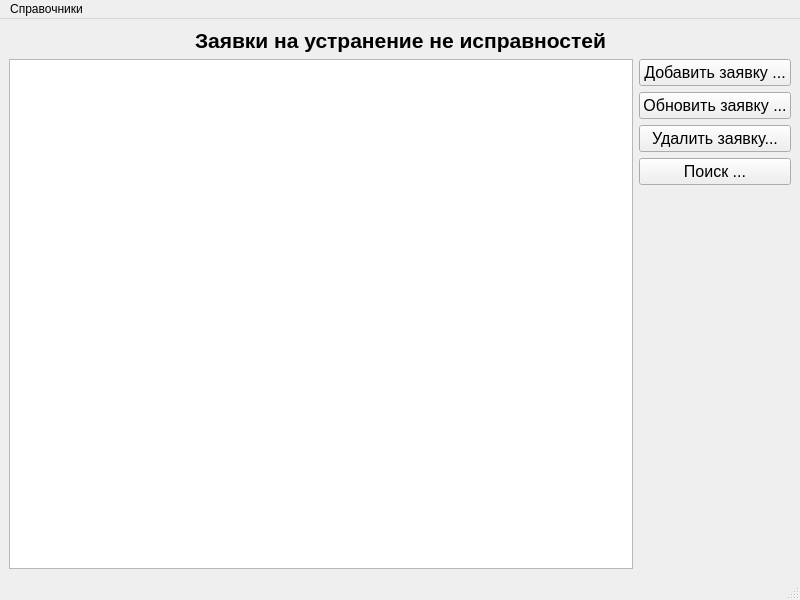
This is PyQT_BD/My_PyQt_db/main.ui in NadinD/Pyqt_db as Qt 5 draws it before an edit. The edited form follows.
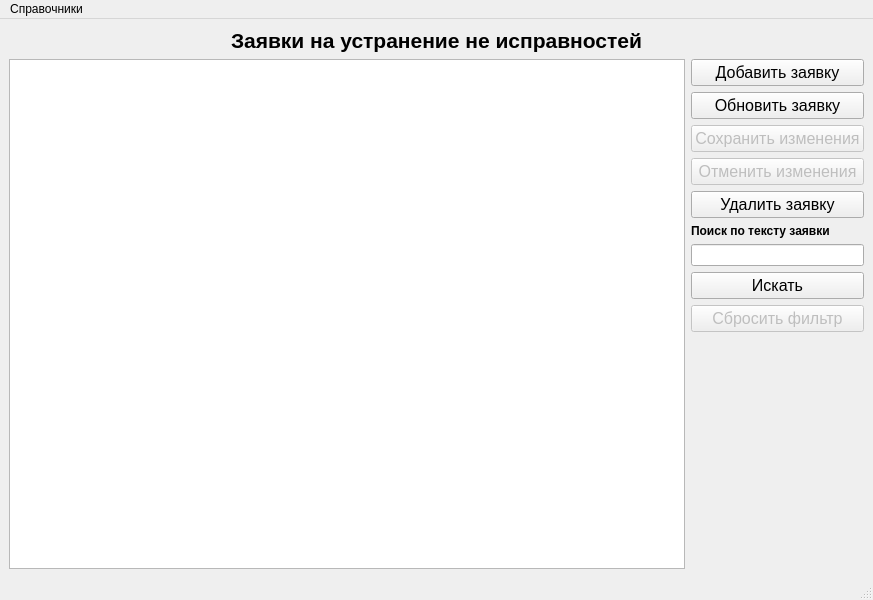
This is the edited form.

Commit message: Поиск по главной форме

```diff
--- a/PyQT_BD/My_PyQt_db/main.ui
+++ b/PyQT_BD/My_PyQt_db/main.ui
@@ -6,7 +6,7 @@
    <rect>
     <x>0</x>
     <y>0</y>
-    <width>800</width>
+    <width>873</width>
     <height>600</height>
    </rect>
   </property>
@@ -61,9 +61,13 @@
      </layout>
     </item>
     <item>
-     <layout class="QHBoxLayout" name="horizontalLayout_2">
+     <layout class="QHBoxLayout" name="horizontalLayout_2" stretch="2,0">
       <item>
-       <widget class="QTableView" name="tableView"/>
+       <widget class="QTableView" name="tableView">
+        <property name="enabled">
+         <bool>true</bool>
+        </property>
+       </widget>
       </item>
       <item>
        <layout class="QVBoxLayout" name="verticalLayout">
@@ -75,7 +79,7 @@
            </font>
           </property>
           <property name="text">
-           <string>Добавить заявку ...</string>
+           <string>Добавить заявку</string>
           </property>
          </widget>
         </item>
@@ -87,7 +91,37 @@
            </font>
           </property>
           <property name="text">
-           <string>Обновить заявку ...</string>
+           <string>Обновить заявку</string>
+          </property>
+         </widget>
+        </item>
+        <item>
+         <widget class="QPushButton" name="btProblemSave">
+          <property name="enabled">
+           <bool>false</bool>
+          </property>
+          <property name="font">
+           <font>
+            <pointsize>12</pointsize>
+           </font>
+          </property>
+          <property name="text">
+           <string>Сохранить изменения</string>
+          </property>
+         </widget>
+        </item>
+        <item>
+         <widget class="QPushButton" name="btProblemCancel">
+          <property name="enabled">
+           <bool>false</bool>
+          </property>
+          <property name="font">
+           <font>
+            <pointsize>12</pointsize>
+           </font>
+          </property>
+          <property name="text">
+           <string>Отменить изменения</string>
           </property>
          </widget>
         </item>
@@ -99,10 +133,26 @@
            </font>
           </property>
           <property name="text">
-           <string>Удалить заявку...</string>
+           <string>Удалить заявку</string>
           </property>
          </widget>
         </item>
+        <item>
+         <widget class="QLabel" name="label_2">
+          <property name="font">
+           <font>
+            <weight>75</weight>
+            <bold>true</bold>
+           </font>
+          </property>
+          <property name="text">
+           <string>Поиск по тексту заявки</string>
+          </property>
+         </widget>
+        </item>
+        <item>
+         <widget class="QLineEdit" name="EditFind"/>
+        </item>
         <item>
          <widget class="QPushButton" name="btProblemFind">
           <property name="font">
@@ -111,7 +161,22 @@
            </font>
           </property>
           <property name="text">
-           <string>Поиск ...</string>
+           <string>Искать</string>
+          </property>
+         </widget>
+        </item>
+        <item>
+         <widget class="QPushButton" name="btProblemReset">
+          <property name="enabled">
+           <bool>false</bool>
+          </property>
+          <property name="font">
+           <font>
+            <pointsize>12</pointsize>
+           </font>
+          </property>
+          <property name="text">
+           <string>Сбросить фильтр</string>
           </property>
          </widget>
         </item>
@@ -139,7 +204,7 @@
     <rect>
      <x>0</x>
      <y>0</y>
-     <width>800</width>
+     <width>873</width>
      <height>21</height>
     </rect>
    </property>
```
The commit also changes 3 other files.
